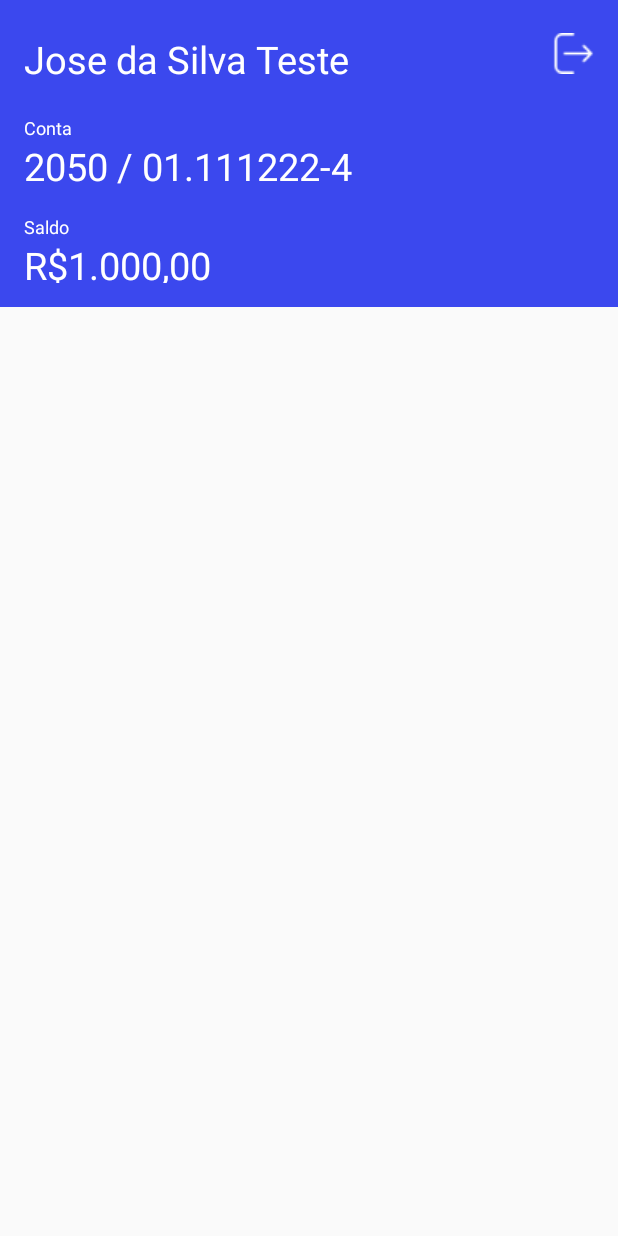
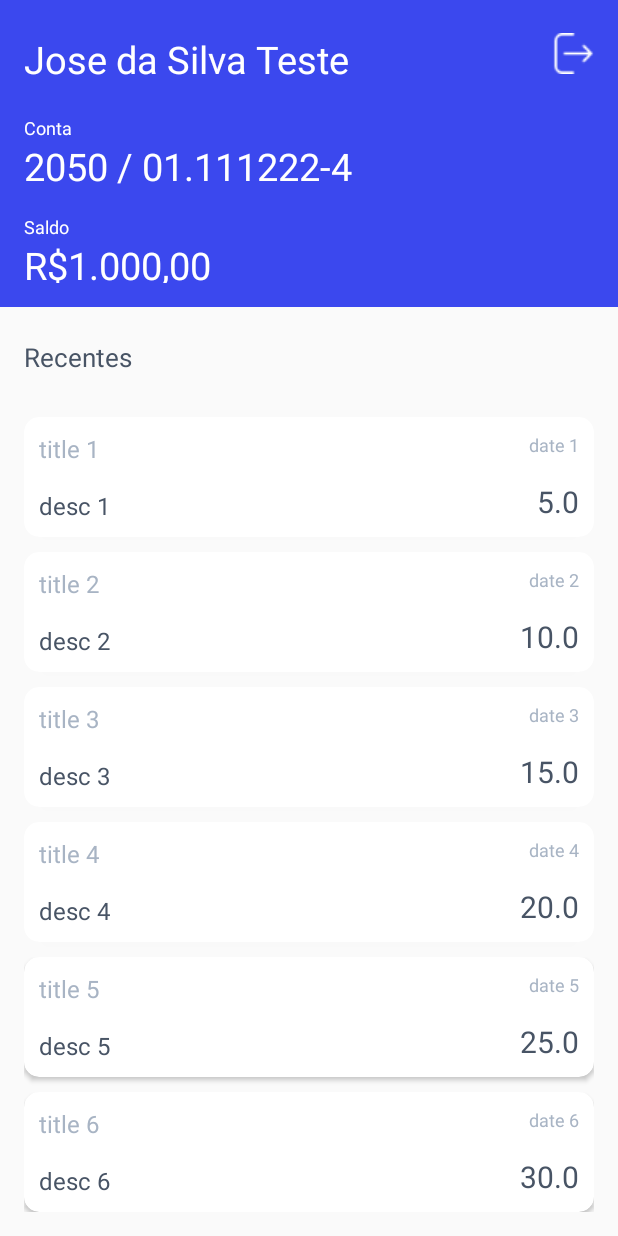
Before and after one commit to coutinhonobre/Bank, an Android app: the ExtratoActivity screen opened directly, with no data from a screen before it, on a phone screen of 412 x 824 dp. Run offline under Robolectric (Android 15) with nearby library versions, the phone set to English and light mode, and no system bars; our stand-ins replace Room's generated code.

Commit message:
Adapter e popular lista extrato

```diff
--- a/app/src/main/java/com/github/coutinhonobre/bank/presentation/extrato/ExtratoActivity.kt
+++ b/app/src/main/java/com/github/coutinhonobre/bank/presentation/extrato/ExtratoActivity.kt
@@ -3,14 +3,20 @@ package com.github.coutinhonobre.bank.presentation.extrato
 import androidx.appcompat.app.AppCompatActivity
 import android.os.Bundle
 import android.util.Log
+import android.widget.LinearLayout
 import androidx.lifecycle.Observer
 import androidx.lifecycle.ViewModelProvider
+import androidx.recyclerview.widget.LinearLayoutManager
 import com.github.coutinhonobre.bank.R
+import com.github.coutinhonobre.bank.data.model.Statement
 import kotlinx.android.synthetic.main.cabecalho_extrato.*
+import kotlinx.android.synthetic.main.lista_extrato.*
 
 class ExtratoActivity : AppCompatActivity() {
 
     private lateinit var loginViewModel: ExtratoViewModel
+
+    private lateinit var extratoList: MutableList<Statement>
 
     override fun onCreate(savedInstanceState: Bundle?) {
         super.onCreate(savedInstanceState)
@@ -20,15 +26,33 @@ class ExtratoActivity : AppCompatActivity() {
 
         loginViewModel.userAccount.observe(this, Observer {
             if (it.isNotEmpty()) {
-                textViewCabecalhoExtratoNome.setText(it[0].name)
-                textViewCabecalhoExtratoContaNumero.setText(it[0].bankAccount)
-                textViewCabecalhoExtratoSaldo.setText(it[0].balance.toString())
+                textViewCabecalhoExtratoNome.text = it[0].name
+                textViewCabecalhoExtratoContaNumero.text = it[0].bankAccount
+                textViewCabecalhoExtratoSaldo.text = it[0].balance.toString()
             }
         })
 
         imageViewCabecalhoExtratoLogout.setOnClickListener {
             onBackPressed()
         }
+
+        extratoList = mutableListOf()
+        for (x in 1..500){
+            extratoList.add(
+                Statement(
+                    title = "title ${x}",
+                    desc = "desc ${x}",
+                    date = "date ${x}",
+                    value = (x * 5).toDouble()
+                )
+            )
+        }
+
+        recyclerViewCabecalhoListaRecentes.layoutManager = LinearLayoutManager(this.applicationContext)
+        recyclerViewCabecalhoListaRecentes.adapter = ExtratoAdapter(extratoList)
+
+
+
     }
 
     override fun onResume() {
--- /dev/null
+++ b/app/src/main/java/com/github/coutinhonobre/bank/presentation/extrato/ExtratoAdapter.kt
@@ -0,0 +1,34 @@
+package com.github.coutinhonobre.bank.presentation.extrato
+
+import android.view.LayoutInflater
+import android.view.View
+import android.view.ViewGroup
+import androidx.recyclerview.widget.RecyclerView
+import com.github.coutinhonobre.bank.R
+import com.github.coutinhonobre.bank.data.model.Statement
+import kotlinx.android.synthetic.main.card_recentes.view.*
+
+class ExtratoAdapter(var extratoList: MutableList<Statement>): RecyclerView.Adapter<ExtratoAdapter.ExtratoViewHolder>() {
+    class ExtratoViewHolder(itemView: View) : RecyclerView.ViewHolder(itemView) {
+
+        fun bindView(statement: Statement){
+            statement.let {
+                itemView.apply {
+                    textViewRecentesTitle.text = it.title
+                    textViewRecentesDate.text = it.date
+                    textViewRecentesDesc.text = it.desc
+                    textViewRecentesValue.text = it.value.toString()
+                }
+            }
+        }
+    }
+
+    override fun onCreateViewHolder(parent: ViewGroup, viewType: Int) = ExtratoViewHolder(
+        LayoutInflater.from(parent.context).inflate(R.layout.card_recentes, parent, false))
+
+    override fun getItemCount() = extratoList.size
+
+    override fun onBindViewHolder(holder: ExtratoViewHolder, position: Int) {
+        holder.bindView(extratoList[position])
+    }
+}
--- a/app/src/main/res/layout/activity_extrato.xml
+++ b/app/src/main/res/layout/activity_extrato.xml
@@ -4,6 +4,7 @@
     xmlns:tools="http://schemas.android.com/tools"
     android:layout_width="match_parent"
     android:layout_height="match_parent"
+    android:orientation="vertical"
     tools:context=".presentation.extrato.ExtratoActivity">
 
     <include layout="@layout/cabecalho_extrato" />
--- a/app/src/main/res/layout/card_recentes.xml
+++ b/app/src/main/res/layout/card_recentes.xml
@@ -1,13 +1,16 @@
 <?xml version="1.0" encoding="utf-8"?>
-<androidx.cardview.widget.CardView
-    xmlns:android="http://schemas.android.com/apk/res/android"
+
+
+<androidx.cardview.widget.CardView xmlns:android="http://schemas.android.com/apk/res/android"
     xmlns:app="http://schemas.android.com/apk/res-auto"
     xmlns:tools="http://schemas.android.com/tools"
     android:layout_width="match_parent"
     android:layout_height="wrap_content"
-    android:background="@color/colorWhite"
     android:layout_marginTop="10dp"
-    app:cardCornerRadius="10dp">
+    android:background="#FFFEFEFE"
+    app:cardCornerRadius="10dp"
+    app:layout_constraintBottom_toBottomOf="parent"
+    app:layout_constraintTop_toTopOf="parent">
 
     <androidx.constraintlayout.widget.ConstraintLayout
         android:layout_width="match_parent"
@@ -18,9 +21,9 @@
             android:id="@+id/textViewRecentesTitle"
             android:layout_width="wrap_content"
             android:layout_height="wrap_content"
+            android:text="@string/pagamento"
             android:textColor="@color/topRecentes"
             android:textSize="16sp"
-            android:text="@string/pagamento"
             app:layout_constraintStart_toStartOf="parent"
             app:layout_constraintTop_toTopOf="parent" />
 
@@ -28,10 +31,10 @@
             android:id="@+id/textViewRecentesDate"
             android:layout_width="wrap_content"
             android:layout_height="wrap_content"
+            android:text="@string/dateExemple"
+            android:textAlignment="textEnd"
             android:textColor="@color/topRecentes"
-            android:textAlignment="textEnd"
             android:textSize="12sp"
-            android:text="@string/dateExemple"
             app:layout_constraintEnd_toEndOf="parent"
             app:layout_constraintTop_toTopOf="parent" />
 
@@ -40,9 +43,9 @@
             android:id="@+id/textViewRecentesDesc"
             android:layout_width="wrap_content"
             android:layout_height="wrap_content"
+            android:text="@string/descExemple"
             android:textColor="@color/rodapeRecentes"
             android:textSize="16sp"
-            android:text="@string/descExemple"
             app:layout_constraintBottom_toBottomOf="parent"
             app:layout_constraintStart_toStartOf="parent" />
 
@@ -50,10 +53,10 @@
             android:id="@+id/textViewRecentesValue"
             android:layout_width="wrap_content"
             android:layout_height="wrap_content"
+            android:text="@string/valueExemple"
+            android:textAlignment="textEnd"
             android:textColor="@color/rodapeRecentes"
             android:textSize="20sp"
-            android:textAlignment="textEnd"
-            android:text="@string/valueExemple"
             app:layout_constraintBottom_toBottomOf="parent"
             app:layout_constraintEnd_toEndOf="parent" />
 
--- a/app/src/main/res/layout/lista_extrato.xml
+++ b/app/src/main/res/layout/lista_extrato.xml
@@ -5,7 +5,6 @@
     xmlns:tools="http://schemas.android.com/tools"
     android:layout_width="match_parent"
     android:layout_height="match_parent"
-    android:background="#FFFEFEFE"
     android:padding="16dp">
 
     <TextView
@@ -21,11 +20,13 @@
 
     <androidx.recyclerview.widget.RecyclerView
         android:id="@+id/recyclerViewCabecalhoListaRecentes"
-        android:layout_marginTop="5dp"
         android:layout_width="match_parent"
         android:layout_height="wrap_content"
+        android:layout_marginTop="22dp"
         app:layout_constraintStart_toStartOf="parent"
         app:layout_constraintTop_toBottomOf="@+id/textViewCabecalhoListaRecentes"
         tools:itemCount="10"
-        tools:listitem="@layout/card_recentes"/>
+        tools:listitem="@layout/card_recentes" />
+
+
 </androidx.constraintlayout.widget.ConstraintLayout>
```
